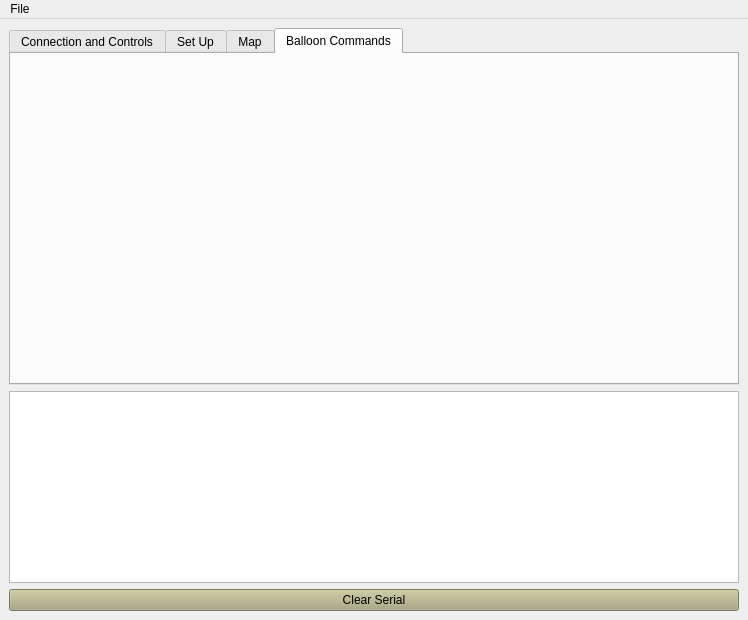
Qt form LoRa_Designer.ui (LeRoyt97/LoRa_Ground_Station) before a commit.
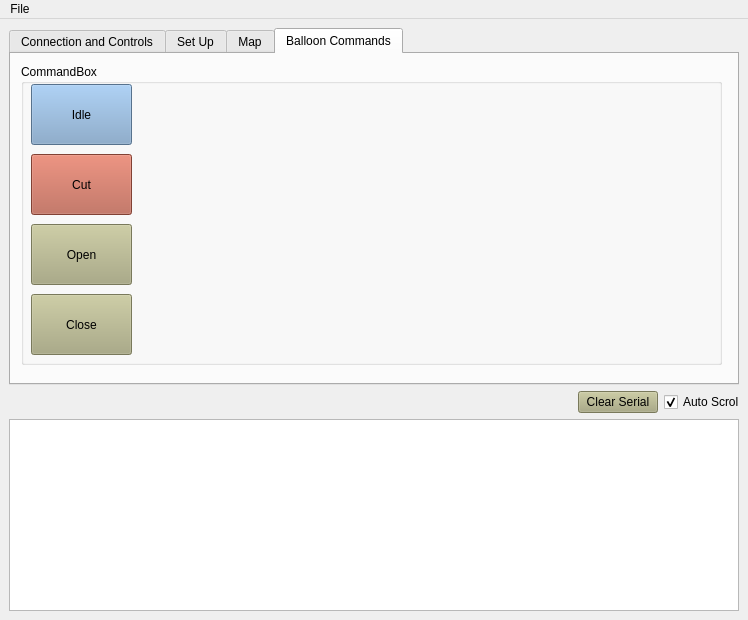
The same form after that commit. The open tabs and pages were chosen to show the change.

Commit message: Rebased Balloon-Commands LoRa_Designer.ui file on master. May have removed todos from Tariq

The edit to the form file:
```diff
--- a/LoRa_Designer.ui
+++ b/LoRa_Designer.ui
@@ -15,20 +15,7 @@
   </property>
   <widget class="QWidget" name="centralwidget">
    <layout class="QGridLayout" name="gridLayout_3">
-    <item row="3" column="0">
-     <widget class="QPushButton" name="ClearSerialButton">
-      <property name="styleSheet">
-       <string notr="true">background-color: rgb(170, 170, 127);</string>
-      </property>
-      <property name="text">
-       <string>Clear Serial</string>
-      </property>
-     </widget>
-    </item>
-    <item row="2" column="0">
-          <!-- todo: maybe instead of TextBrowser we want TextEdit in readonly mode.-->
-          <!-- todo: we dont need to follow links. -->
-          <!-- todo: if not broken dont fix it, but still worth looking at imo -->
+    <item row="3" column="0" colspan="3">
      <widget class="QTextBrowser" name="statusBox">
       <property name="sizePolicy">
        <sizepolicy hsizetype="Expanding" vsizetype="Preferred">
@@ -51,7 +38,36 @@
       </property>
      </widget>
     </item>
-    <item row="0" column="0">
+    <item row="1" column="0">
+     <spacer name="horizontalSpacer">
+      <property name="orientation">
+       <enum>Qt::Horizontal</enum>
+      </property>
+      <property name="sizeHint" stdset="0">
+       <size>
+        <width>40</width>
+        <height>20</height>
+       </size>
+      </property>
+     </spacer>
+    </item>
+    <item row="1" column="2">
+     <widget class="QCheckBox" name="AutoScrollCheckBox">
+      <property name="maximumSize">
+       <size>
+        <width>75</width>
+        <height>16777215</height>
+       </size>
+      </property>
+      <property name="text">
+       <string>Auto Scroll</string>
+      </property>
+      <property name="checked">
+       <bool>true</bool>
+      </property>
+     </widget>
+    </item>
+    <item row="0" column="0" colspan="3">
      <widget class="QTabWidget" name="tabWidget">
       <property name="currentIndex">
        <number>0</number>
@@ -802,9 +818,102 @@
        <attribute name="title">
         <string>Balloon Commands</string>
        </attribute>
+       <widget class="QGroupBox" name="groupBox_3">
+        <property name="geometry">
+         <rect>
+          <x>10</x>
+          <y>10</y>
+          <width>701</width>
+          <height>301</height>
+         </rect>
+        </property>
+        <property name="title">
+         <string>CommandBox</string>
+        </property>
+        <widget class="QPushButton" name="IdleCommandButton">
+         <property name="geometry">
+          <rect>
+           <x>10</x>
+           <y>20</y>
+           <width>101</width>
+           <height>61</height>
+          </rect>
+         </property>
+         <property name="styleSheet">
+          <string notr="true">background-color: rgb(122, 159, 198);</string>
+         </property>
+         <property name="text">
+          <string>Idle</string>
+         </property>
+        </widget>
+        <widget class="QPushButton" name="CutCommandButton">
+         <property name="geometry">
+          <rect>
+           <x>10</x>
+           <y>90</y>
+           <width>101</width>
+           <height>61</height>
+          </rect>
+         </property>
+         <property name="styleSheet">
+          <string notr="true">background-color: rgb(181, 91, 73);</string>
+         </property>
+         <property name="text">
+          <string>Cut</string>
+         </property>
+        </widget>
+        <widget class="QPushButton" name="OpenCommandButton">
+         <property name="geometry">
+          <rect>
+           <x>10</x>
+           <y>160</y>
+           <width>101</width>
+           <height>61</height>
+          </rect>
+         </property>
+         <property name="styleSheet">
+          <string notr="true">background-color: rgb(170, 170, 127);</string>
+         </property>
+         <property name="text">
+          <string>Open</string>
+         </property>
+        </widget>
+        <widget class="QPushButton" name="CloseCommandButton">
+         <property name="geometry">
+          <rect>
+           <x>10</x>
+           <y>230</y>
+           <width>101</width>
+           <height>61</height>
+          </rect>
+         </property>
+         <property name="styleSheet">
+          <string notr="true">background-color: rgb(170, 170, 127);</string>
+         </property>
+         <property name="text">
+          <string>Close</string>
+         </property>
+        </widget>
+       </widget>
       </widget>
      </widget>
     </item>
+    <item row="1" column="1">
+     <widget class="QPushButton" name="ClearSerialButton">
+      <property name="sizePolicy">
+       <sizepolicy hsizetype="Preferred" vsizetype="Fixed">
+        <horstretch>0</horstretch>
+        <verstretch>0</verstretch>
+       </sizepolicy>
+      </property>
+      <property name="styleSheet">
+       <string notr="true">background-color: rgb(170, 170, 127);</string>
+      </property>
+      <property name="text">
+       <string>Clear Serial</string>
+      </property>
+     </widget>
+    </item>
    </layout>
   </widget>
   <widget class="QMenuBar" name="menuBar">
```
Left out of the diff: 4 changed lines with no effect on the pictures.
